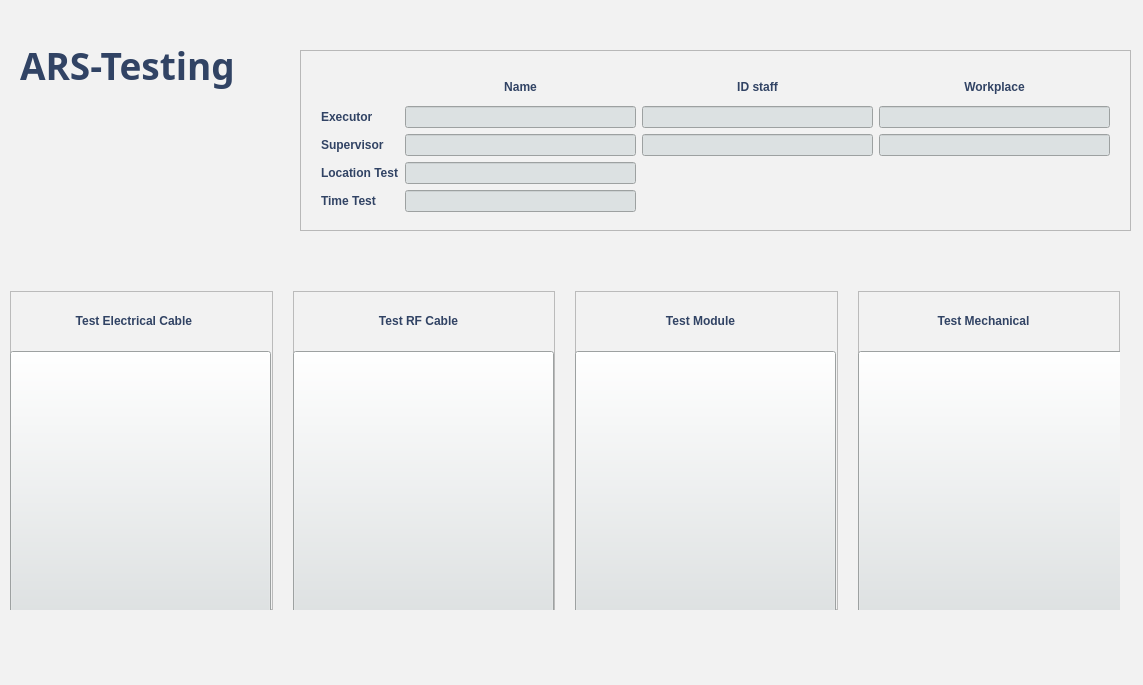
phandinhbacptit/ARS-Testing, file mainwindow.ui: the form before one commit.
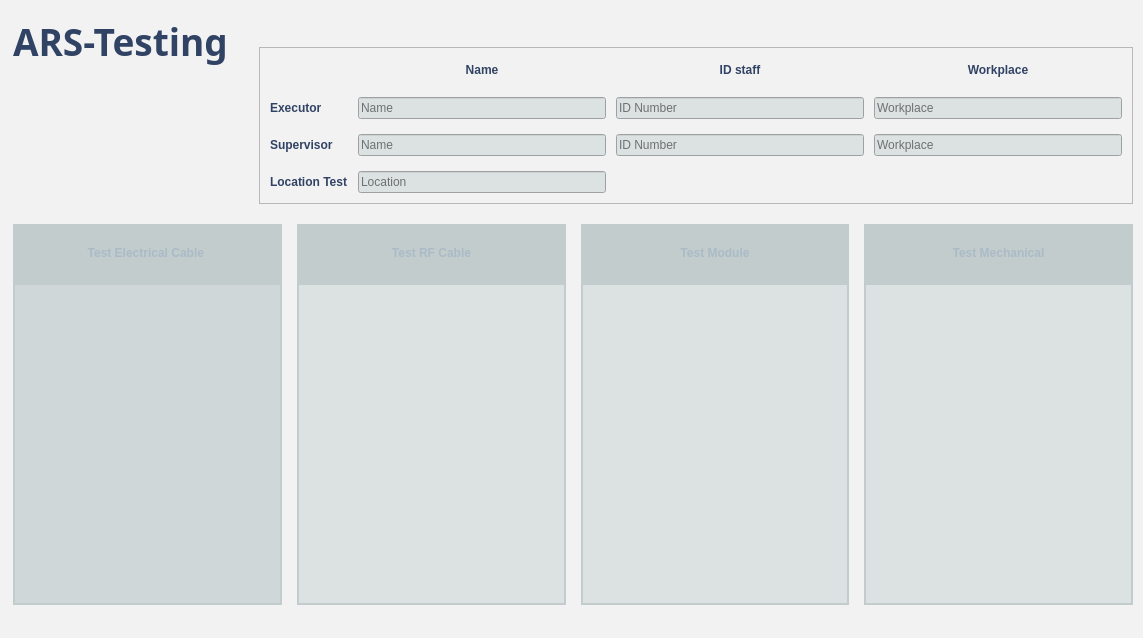
The form after the commit. Icons and pictures are not drawn.

Commit message: update function fill all data in header of main interface before start measurement

The edit to the form file:
```diff
--- a/mainwindow.ui
+++ b/mainwindow.ui
@@ -7,7 +7,7 @@
     <x>0</x>
     <y>0</y>
     <width>1143</width>
-    <height>685</height>
+    <height>638</height>
    </rect>
   </property>
   <property name="maximumSize">
@@ -29,322 +29,404 @@
    <string notr="true">background-color: rgb(242,242,242);</string>
   </property>
   <widget class="QWidget" name="centralWidget">
-   <widget class="QLabel" name="label">
-    <property name="geometry">
-     <rect>
-      <x>20</x>
-      <y>30</y>
-      <width>261</width>
-      <height>71</height>
-     </rect>
+   <layout class="QGridLayout" name="gridLayout_3" rowstretch="1,2,5">
+    <property name="leftMargin">
+     <number>2</number>
     </property>
-    <property name="font">
-     <font>
-      <family>Sans</family>
-      <pointsize>28</pointsize>
-      <weight>75</weight>
-      <italic>false</italic>
-      <bold>true</bold>
-     </font>
+    <property name="topMargin">
+     <number>5</number>
     </property>
-    <property name="styleSheet">
-     <string notr="true">color: rgb(49,67,100);
+    <property name="rightMargin">
+     <number>10</number>
+    </property>
+    <property name="bottomMargin">
+     <number>0</number>
+    </property>
+    <property name="spacing">
+     <number>20</number>
+    </property>
+    <item row="0" column="0" rowspan="2">
+     <widget class="QFrame" name="frame_7">
+      <property name="styleSheet">
+       <string notr="true">outline:none;
+border:none;</string>
+      </property>
+      <property name="frameShape">
+       <enum>QFrame::StyledPanel</enum>
+      </property>
+      <property name="frameShadow">
+       <enum>QFrame::Raised</enum>
+      </property>
+      <layout class="QGridLayout" name="gridLayout_2" rowstretch="1,3">
+       <item row="0" column="0">
+        <widget class="QLabel" name="label">
+         <property name="font">
+          <font>
+           <family>Sans</family>
+           <pointsize>28</pointsize>
+           <weight>75</weight>
+           <italic>false</italic>
+           <bold>true</bold>
+          </font>
+         </property>
+         <property name="styleSheet">
+          <string notr="true">color: rgb(49,67,100);
 font:28pt &quot;Sans&quot;;
 font:bold;
 background-color: none;</string>
-    </property>
-    <property name="text">
-     <string>ARS-Testing</string>
-    </property>
-   </widget>
-   <widget class="QFrame" name="frame">
-    <property name="geometry">
-     <rect>
-      <x>300</x>
-      <y>50</y>
-      <width>831</width>
-      <height>181</height>
-     </rect>
-    </property>
-    <property name="styleSheet">
-     <string notr="true">background-color: none;</string>
-    </property>
-    <property name="frameShape">
-     <enum>QFrame::StyledPanel</enum>
-    </property>
-    <property name="frameShadow">
-     <enum>QFrame::Raised</enum>
-    </property>
-    <widget class="QWidget" name="layoutWidget">
-     <property name="geometry">
-      <rect>
-       <x>10</x>
-       <y>12</y>
-       <width>811</width>
-       <height>161</height>
-      </rect>
-     </property>
-     <layout class="QGridLayout" name="gridLayout">
-      <item row="0" column="1">
-       <widget class="QLabel" name="label_6">
-        <property name="styleSheet">
-         <string notr="true">color: rgb(49,67,100);
+         </property>
+         <property name="text">
+          <string>ARS-Testing</string>
+         </property>
+        </widget>
+       </item>
+       <item row="1" column="0">
+        <widget class="QLabel" name="label_14">
+         <property name="styleSheet">
+          <string notr="true">border-image: url(&quot;:/Test/images/logo.png&quot;);</string>
+         </property>
+         <property name="text">
+          <string/>
+         </property>
+        </widget>
+       </item>
+      </layout>
+     </widget>
+    </item>
+    <item row="0" column="1" alignment="Qt::AlignRight">
+     <widget class="QPushButton" name="btnMainExit">
+      <property name="text">
+       <string/>
+      </property>
+      <property name="icon">
+       <iconset resource="resources.qrc">
+        <normaloff>:/Test/images/button/exit_icon.png</normaloff>:/Test/images/button/exit_icon.png</iconset>
+      </property>
+      <property name="iconSize">
+       <size>
+        <width>25</width>
+        <height>25</height>
+       </size>
+      </property>
+      <property name="flat">
+       <bool>true</bool>
+      </property>
+     </widget>
+    </item>
+    <item row="1" column="1">
+     <widget class="QFrame" name="frame">
+      <property name="styleSheet">
+       <string notr="true">background-color: none;</string>
+      </property>
+      <property name="frameShape">
+       <enum>QFrame::StyledPanel</enum>
+      </property>
+      <property name="frameShadow">
+       <enum>QFrame::Raised</enum>
+      </property>
+      <layout class="QGridLayout" name="gridLayout_4" rowstretch="1">
+       <property name="leftMargin">
+        <number>0</number>
+       </property>
+       <property name="topMargin">
+        <number>0</number>
+       </property>
+       <property name="rightMargin">
+        <number>0</number>
+       </property>
+       <property name="bottomMargin">
+        <number>0</number>
+       </property>
+       <item row="0" column="0">
+        <layout class="QGridLayout" name="gridLayout" rowstretch="1,2,2,2">
+         <property name="leftMargin">
+          <number>10</number>
+         </property>
+         <property name="topMargin">
+          <number>10</number>
+         </property>
+         <property name="rightMargin">
+          <number>10</number>
+         </property>
+         <property name="bottomMargin">
+          <number>10</number>
+         </property>
+         <property name="horizontalSpacing">
+          <number>10</number>
+         </property>
+         <property name="verticalSpacing">
+          <number>15</number>
+         </property>
+         <item row="1" column="1">
+          <widget class="QLineEdit" name="mLeNameExecutor">
+           <property name="styleSheet">
+            <string notr="true">background-color: rgb(220,225,226);</string>
+           </property>
+           <property name="text">
+            <string/>
+           </property>
+           <property name="placeholderText">
+            <string>Name</string>
+           </property>
+          </widget>
+         </item>
+         <item row="2" column="0">
+          <widget class="QLabel" name="label_3">
+           <property name="styleSheet">
+            <string notr="true">color: rgb(49,67,100);
 font: 11pt &quot;Sans&quot;;
 font:bold;
 background-color: none;</string>
-        </property>
-        <property name="text">
-         <string>Name</string>
-        </property>
-        <property name="alignment">
-         <set>Qt::AlignCenter</set>
-        </property>
-       </widget>
-      </item>
-      <item row="0" column="2">
-       <widget class="QLabel" name="label_7">
-        <property name="styleSheet">
-         <string notr="true">color: rgb(49,67,100);
+           </property>
+           <property name="text">
+            <string>Supervisor</string>
+           </property>
+           <property name="alignment">
+            <set>Qt::AlignLeading|Qt::AlignLeft|Qt::AlignVCenter</set>
+           </property>
+          </widget>
+         </item>
+         <item row="1" column="0">
+          <widget class="QLabel" name="label_2">
+           <property name="styleSheet">
+            <string notr="true">color: rgb(49,67,100);
 font: 11pt &quot;Sans&quot;;
 font:bold;
 background-color: none;</string>
-        </property>
-        <property name="text">
-         <string>ID staff</string>
-        </property>
-        <property name="alignment">
-         <set>Qt::AlignCenter</set>
-        </property>
-       </widget>
-      </item>
-      <item row="0" column="3">
-       <widget class="QLabel" name="label_8">
-        <property name="styleSheet">
-         <string notr="true">color: rgb(49,67,100);
+           </property>
+           <property name="text">
+            <string>Executor</string>
+           </property>
+           <property name="alignment">
+            <set>Qt::AlignLeading|Qt::AlignLeft|Qt::AlignVCenter</set>
+           </property>
+          </widget>
+         </item>
+         <item row="0" column="3">
+          <widget class="QLabel" name="label_8">
+           <property name="styleSheet">
+            <string notr="true">color: rgb(49,67,100);
 font: 11pt &quot;Sans&quot;;
 font:bold;
 background-color: none;</string>
-        </property>
-        <property name="text">
-         <string>Workplace</string>
-        </property>
-        <property name="alignment">
-         <set>Qt::AlignCenter</set>
-        </property>
-       </widget>
-      </item>
-      <item row="1" column="0">
-       <widget class="QLabel" name="label_2">
-        <property name="styleSheet">
-         <string notr="true">color: rgb(49,67,100);
+           </property>
+           <property name="text">
+            <string>Workplace</string>
+           </property>
+           <property name="alignment">
+            <set>Qt::AlignCenter</set>
+           </property>
+          </widget>
+         </item>
+         <item row="0" column="2">
+          <widget class="QLabel" name="label_7">
+           <property name="styleSheet">
+            <string notr="true">color: rgb(49,67,100);
 font: 11pt &quot;Sans&quot;;
 font:bold;
 background-color: none;</string>
-        </property>
-        <property name="text">
-         <string>Executor</string>
-        </property>
-        <property name="alignment">
-         <set>Qt::AlignLeading|Qt::AlignLeft|Qt::AlignVCenter</set>
-        </property>
-       </widget>
-      </item>
-      <item row="1" column="1">
-       <widget class="QLineEdit" name="mLeNameExecutor">
-        <property name="styleSheet">
-         <string notr="true">background-color: rgb(220,225,226);</string>
-        </property>
-        <property name="text">
-         <string/>
-        </property>
-       </widget>
-      </item>
-      <item row="1" column="2">
-       <widget class="QLineEdit" name="mLeIDExecutor">
-        <property name="styleSheet">
-         <string notr="true">background-color: rgb(220,225,226);</string>
-        </property>
-       </widget>
-      </item>
-      <item row="1" column="3">
-       <widget class="QLineEdit" name="mLeWorkExecutor">
-        <property name="styleSheet">
-         <string notr="true">background-color: rgb(220,225,226);</string>
-        </property>
-       </widget>
-      </item>
-      <item row="2" column="0">
-       <widget class="QLabel" name="label_3">
-        <property name="styleSheet">
-         <string notr="true">color: rgb(49,67,100);
+           </property>
+           <property name="text">
+            <string>ID staff</string>
+           </property>
+           <property name="alignment">
+            <set>Qt::AlignCenter</set>
+           </property>
+          </widget>
+         </item>
+         <item row="3" column="1">
+          <widget class="QLineEdit" name="mLeLocalTest">
+           <property name="styleSheet">
+            <string notr="true">background-color: rgb(220,225,226);</string>
+           </property>
+           <property name="placeholderText">
+            <string>Location</string>
+           </property>
+          </widget>
+         </item>
+         <item row="1" column="2">
+          <widget class="QLineEdit" name="mLeIDExecutor">
+           <property name="styleSheet">
+            <string notr="true">background-color: rgb(220,225,226);</string>
+           </property>
+           <property name="placeholderText">
+            <string>ID Number</string>
+           </property>
+          </widget>
+         </item>
+         <item row="3" column="0">
+          <widget class="QLabel" name="label_4">
+           <property name="styleSheet">
+            <string notr="true">color: rgb(49,67,100);
 font: 11pt &quot;Sans&quot;;
 font:bold;
 background-color: none;</string>
-        </property>
-        <property name="text">
-         <string>Supervisor</string>
-        </property>
-        <property name="alignment">
-         <set>Qt::AlignLeading|Qt::AlignLeft|Qt::AlignVCenter</set>
-        </property>
-       </widget>
-      </item>
-      <item row="2" column="1">
-       <widget class="QLineEdit" name="mLeNameSupervisor">
-        <property name="styleSheet">
-         <string notr="true">background-color: rgb(220,225,226);</string>
-        </property>
-       </widget>
-      </item>
-      <item row="2" column="2">
-       <widget class="QLineEdit" name="mLeIDSupervisor">
-        <property name="styleSheet">
-         <string notr="true">background-color: rgb(220,225,226);</string>
-        </property>
-       </widget>
-      </item>
-      <item row="2" column="3">
-       <widget class="QLineEdit" name="mLeWorkSupervisor">
-        <property name="styleSheet">
-         <string notr="true">background-color: rgb(220,225,226);</string>
-        </property>
-       </widget>
-      </item>
-      <item row="3" column="0">
-       <widget class="QLabel" name="label_4">
-        <property name="styleSheet">
-         <string notr="true">color: rgb(49,67,100);
+           </property>
+           <property name="text">
+            <string>Location Test</string>
+           </property>
+           <property name="alignment">
+            <set>Qt::AlignLeading|Qt::AlignLeft|Qt::AlignVCenter</set>
+           </property>
+          </widget>
+         </item>
+         <item row="2" column="3">
+          <widget class="QLineEdit" name="mLeWorkSupervisor">
+           <property name="styleSheet">
+            <string notr="true">background-color: rgb(220,225,226);</string>
+           </property>
+           <property name="placeholderText">
+            <string>Workplace </string>
+           </property>
+          </widget>
+         </item>
+         <item row="2" column="2">
+          <widget class="QLineEdit" name="mLeIDSupervisor">
+           <property name="styleSheet">
+            <string notr="true">background-color: rgb(220,225,226);</string>
+           </property>
+           <property name="placeholderText">
+            <string>ID Number</string>
+           </property>
+          </widget>
+         </item>
+         <item row="2" column="1">
+          <widget class="QLineEdit" name="mLeNameSupervisor">
+           <property name="styleSheet">
+            <string notr="true">background-color: rgb(220,225,226);</string>
+           </property>
+           <property name="placeholderText">
+            <string>Name</string>
+           </property>
+          </widget>
+         </item>
+         <item row="0" column="0">
+          <widget class="QLabel" name="label_9">
+           <property name="text">
+            <string/>
+           </property>
+          </widget>
+         </item>
+         <item row="1" column="3">
+          <widget class="QLineEdit" name="mLeWorkExecutor">
+           <property name="styleSheet">
+            <string notr="true">background-color: rgb(220,225,226);</string>
+           </property>
+           <property name="placeholderText">
+            <string>Workplace</string>
+           </property>
+          </widget>
+         </item>
+         <item row="0" column="1">
+          <widget class="QLabel" name="label_6">
+           <property name="styleSheet">
+            <string notr="true">color: rgb(49,67,100);
 font: 11pt &quot;Sans&quot;;
 font:bold;
 background-color: none;</string>
-        </property>
-        <property name="text">
-         <string>Location Test</string>
-        </property>
-        <property name="alignment">
-         <set>Qt::AlignLeading|Qt::AlignLeft|Qt::AlignVCenter</set>
-        </property>
-       </widget>
-      </item>
-      <item row="3" column="1">
-       <widget class="QLineEdit" name="mLeLocalTest">
-        <property name="styleSheet">
-         <string notr="true">background-color: rgb(220,225,226);</string>
-        </property>
-       </widget>
-      </item>
-      <item row="4" column="0">
-       <widget class="QLabel" name="label_5">
-        <property name="styleSheet">
-         <string notr="true">color: rgb(49,67,100);
-font: 11pt &quot;Sans&quot;;
-font:bold;
-background-color: none;</string>
-        </property>
-        <property name="text">
-         <string>Time Test</string>
-        </property>
-        <property name="alignment">
-         <set>Qt::AlignLeading|Qt::AlignLeft|Qt::AlignVCenter</set>
-        </property>
-       </widget>
-      </item>
-      <item row="4" column="1">
-       <widget class="QLineEdit" name="mLeTimeTest">
-        <property name="styleSheet">
-         <string notr="true">background-color: rgb(220,225,226);</string>
-        </property>
-       </widget>
-      </item>
-      <item row="0" column="0">
-       <widget class="QLabel" name="label_9">
-        <property name="text">
-         <string/>
-        </property>
-       </widget>
-      </item>
-     </layout>
-    </widget>
-   </widget>
-   <widget class="QLabel" name="label_14">
-    <property name="geometry">
-     <rect>
-      <x>60</x>
-      <y>120</y>
-      <width>171</width>
-      <height>91</height>
-     </rect>
-    </property>
-    <property name="styleSheet">
-     <string notr="true">border-image: url(&quot;:/Test/images/logo.png&quot;);</string>
-    </property>
-    <property name="text">
-     <string/>
-    </property>
-   </widget>
-   <widget class="QPushButton" name="btnMainExit">
-    <property name="geometry">
-     <rect>
-      <x>1090</x>
-      <y>4</y>
-      <width>51</width>
-      <height>31</height>
-     </rect>
-    </property>
-    <property name="text">
-     <string/>
-    </property>
-    <property name="icon">
-     <iconset resource="resources.qrc">
-      <normaloff>:/Test/images/button/exit_icon.png</normaloff>:/Test/images/button/exit_icon.png</iconset>
-    </property>
-    <property name="iconSize">
-     <size>
-      <width>25</width>
-      <height>25</height>
-     </size>
-    </property>
-    <property name="flat">
-     <bool>true</bool>
-    </property>
-   </widget>
-   <widget class="QWidget" name="layoutWidget">
-    <property name="geometry">
-     <rect>
-      <x>10</x>
-      <y>280</y>
-      <width>1121</width>
-      <height>341</height>
-     </rect>
-    </property>
-    <layout class="QHBoxLayout" name="horizontalLayout">
-     <property name="spacing">
-      <number>20</number>
-     </property>
-     <property name="leftMargin">
-      <number>0</number>
-     </property>
-     <item>
-      <widget class="QFrame" name="frame_2">
-       <property name="frameShape">
-        <enum>QFrame::StyledPanel</enum>
+           </property>
+           <property name="text">
+            <string>Name</string>
+           </property>
+           <property name="alignment">
+            <set>Qt::AlignCenter</set>
+           </property>
+          </widget>
+         </item>
+        </layout>
+       </item>
+      </layout>
+     </widget>
+    </item>
+    <item row="2" column="0" colspan="2">
+     <widget class="QFrame" name="frame_6">
+      <property name="styleSheet">
+       <string notr="true">outline: none;
+border:none;</string>
+      </property>
+      <property name="frameShape">
+       <enum>QFrame::StyledPanel</enum>
+      </property>
+      <property name="frameShadow">
+       <enum>QFrame::Raised</enum>
+      </property>
+      <layout class="QGridLayout" name="gridLayout_5">
+       <property name="topMargin">
+        <number>0</number>
        </property>
-       <property name="frameShadow">
-        <enum>QFrame::Raised</enum>
+       <property name="rightMargin">
+        <number>0</number>
        </property>
-       <widget class="QPushButton" name="mBtCableTest">
-        <property name="geometry">
-         <rect>
-          <x>0</x>
-          <y>60</y>
-          <width>261</width>
-          <height>281</height>
-         </rect>
-        </property>
-        <property name="styleSheet">
-         <string notr="true">QPushButton
+       <property name="horizontalSpacing">
+        <number>50</number>
+       </property>
+       <property name="verticalSpacing">
+        <number>10</number>
+       </property>
+       <item row="0" column="0">
+        <layout class="QGridLayout" name="gridLayout_7">
+         <property name="leftMargin">
+          <number>0</number>
+         </property>
+         <property name="horizontalSpacing">
+          <number>15</number>
+         </property>
+         <item row="0" column="0">
+          <widget class="QFrame" name="frame_2">
+           <property name="styleSheet">
+            <string notr="true">background-color: rgba(194,204,205);
+border: 10px;</string>
+           </property>
+           <property name="frameShape">
+            <enum>QFrame::StyledPanel</enum>
+           </property>
+           <property name="frameShadow">
+            <enum>QFrame::Raised</enum>
+           </property>
+           <layout class="QGridLayout" name="gridLayout_6" rowstretch="2,12">
+            <property name="leftMargin">
+             <number>2</number>
+            </property>
+            <property name="topMargin">
+             <number>2</number>
+            </property>
+            <property name="rightMargin">
+             <number>2</number>
+            </property>
+            <property name="bottomMargin">
+             <number>2</number>
+            </property>
+            <item row="0" column="0">
+             <widget class="QLabel" name="mlElectricCable">
+              <property name="styleSheet">
+               <string notr="true">color: rgb(170, 186, 198);
+font: 14pt &quot;Sans&quot;;
+font:bold;
+background-color: none;</string>
+              </property>
+              <property name="text">
+               <string>Test Electrical Cable </string>
+              </property>
+              <property name="alignment">
+               <set>Qt::AlignCenter</set>
+              </property>
+             </widget>
+            </item>
+            <item row="1" column="0">
+             <widget class="QPushButton" name="mBtCableTest">
+              <property name="enabled">
+               <bool>true</bool>
+              </property>
+              <property name="sizePolicy">
+               <sizepolicy hsizetype="Minimum" vsizetype="Preferred">
+                <horstretch>0</horstretch>
+                <verstretch>0</verstretch>
+               </sizepolicy>
+              </property>
+              <property name="styleSheet">
+               <string notr="true">QPushButton
 {
-background-color: rgba(220,225,226, 255);
+background-color: rgba(207,215,216, 255);
 outline: none;
 color: rgb(49,67,100);
 font: 11pt &quot;Sans&quot;;
@@ -355,54 +437,69 @@
 {
    background-color:rgba(176,188,189);
 }</string>
-        </property>
-        <property name="text">
-         <string/>
-        </property>
-       </widget>
-       <widget class="QLabel" name="label_10">
-        <property name="geometry">
-         <rect>
-          <x>10</x>
-          <y>20</y>
-          <width>231</width>
-          <height>20</height>
-         </rect>
-        </property>
-        <property name="styleSheet">
-         <string notr="true">color: rgb(49,67,100);
+              </property>
+              <property name="text">
+               <string/>
+              </property>
+             </widget>
+            </item>
+           </layout>
+          </widget>
+         </item>
+         <item row="0" column="1">
+          <widget class="QFrame" name="frame_3">
+           <property name="styleSheet">
+            <string notr="true">background-color: rgba(194,204,205);
+</string>
+           </property>
+           <property name="frameShape">
+            <enum>QFrame::StyledPanel</enum>
+           </property>
+           <property name="frameShadow">
+            <enum>QFrame::Raised</enum>
+           </property>
+           <layout class="QGridLayout" name="gridLayout_8" rowstretch="2,12">
+            <property name="leftMargin">
+             <number>2</number>
+            </property>
+            <property name="topMargin">
+             <number>2</number>
+            </property>
+            <property name="rightMargin">
+             <number>2</number>
+            </property>
+            <property name="bottomMargin">
+             <number>2</number>
+            </property>
+            <item row="0" column="0">
+             <widget class="QLabel" name="mlRfCable">
+              <property name="styleSheet">
+               <string notr="true">color: rgb(170, 186, 198);
 font: 14pt &quot;Sans&quot;;
 font:bold;
 background-color: none;</string>
-        </property>
-        <property name="text">
-         <string>Test Electrical Cable </string>
-        </property>
-        <property name="alignment">
-         <set>Qt::AlignCenter</set>
-        </property>
-       </widget>
-      </widget>
-     </item>
-     <item>
-      <widget class="QFrame" name="frame_3">
-       <property name="frameShape">
-        <enum>QFrame::StyledPanel</enum>
-       </property>
-       <property name="frameShadow">
-        <enum>QFrame::Raised</enum>
-       </property>
-       <widget class="QPushButton" name="mBtRfTest">
-        <property name="geometry">
-         <rect>
-          <x>0</x>
-          <y>60</y>
-          <width>261</width>
-          <height>281</height>
-         </rect>
-        </property>
-        <property name="styleSheet">
-         <string notr="true">QPushButton
+              </property>
+              <property name="text">
+               <string>Test RF Cable</string>
+              </property>
+              <property name="alignment">
+               <set>Qt::AlignCenter</set>
+              </property>
+             </widget>
+            </item>
+            <item row="1" column="0">
+             <widget class="QPushButton" name="mBtRfTest">
+              <property name="enabled">
+               <bool>true</bool>
+              </property>
+              <property name="sizePolicy">
+               <sizepolicy hsizetype="Minimum" vsizetype="Preferred">
+                <horstretch>0</horstretch>
+                <verstretch>0</verstretch>
+               </sizepolicy>
+              </property>
+              <property name="styleSheet">
+               <string notr="true">QPushButton
 {
 background-color: rgb(220,225,226);
 outline: none;
@@ -415,54 +512,69 @@
 {
    background-color:rgba(176,188,189);
 }</string>
-        </property>
-        <property name="text">
-         <string/>
-        </property>
-       </widget>
-       <widget class="QLabel" name="label_11">
-        <property name="geometry">
-         <rect>
-          <x>40</x>
-          <y>20</y>
-          <width>171</width>
-          <height>20</height>
-         </rect>
-        </property>
-        <property name="styleSheet">
-         <string notr="true">color: rgb(49,67,100);
+              </property>
+              <property name="text">
+               <string/>
+              </property>
+             </widget>
+            </item>
+           </layout>
+          </widget>
+         </item>
+         <item row="0" column="2">
+          <widget class="QFrame" name="frame_4">
+           <property name="styleSheet">
+            <string notr="true">background-color: rgba(194,204,205);
+</string>
+           </property>
+           <property name="frameShape">
+            <enum>QFrame::StyledPanel</enum>
+           </property>
+           <property name="frameShadow">
+            <enum>QFrame::Raised</enum>
+           </property>
+           <layout class="QGridLayout" name="gridLayout_9" rowstretch="2,12">
+            <property name="leftMargin">
+             <number>2</number>
+            </property>
+            <property name="topMargin">
+             <number>2</number>
+            </property>
+            <property name="rightMargin">
+             <number>2</number>
+            </property>
+            <property name="bottomMargin">
+             <number>2</number>
+            </property>
+            <item row="0" column="0">
+             <widget class="QLabel" name="mlModule">
+              <property name="styleSheet">
+               <string notr="true">color: rgb(170, 186, 198);
 font: 14pt &quot;Sans&quot;;
 font:bold;
 background-color: none;</string>
-        </property>
-        <property name="text">
-         <string>Test RF Cable</string>
-        </property>
-        <property name="alignment">
-         <set>Qt::AlignCenter</set>
-        </property>
-       </widget>
-      </widget>
-     </item>
-     <item>
-      <widget class="QFrame" name="frame_4">
-       <property name="frameShape">
-        <enum>QFrame::StyledPanel</enum>
-       </property>
-       <property name="frameShadow">
-        <enum>QFrame::Raised</enum>
-       </property>
-       <widget class="QPushButton" name="mBtModuleTest">
-        <property name="geometry">
-         <rect>
-          <x>0</x>
-          <y>60</y>
-          <width>261</width>
-          <height>281</height>
-         </rect>
-        </property>
-        <property name="styleSheet">
-         <string notr="true">QPushButton
+              </property>
+              <property name="text">
+               <string>Test Module</string>
+              </property>
+              <property name="alignment">
+               <set>Qt::AlignCenter</set>
+              </property>
+             </widget>
+            </item>
+            <item row="1" column="0">
+             <widget class="QPushButton" name="mBtModuleTest">
+              <property name="enabled">
+               <bool>true</bool>
+              </property>
+              <property name="sizePolicy">
+               <sizepolicy hsizetype="Minimum" vsizetype="Preferred">
+                <horstretch>0</horstretch>
+                <verstretch>0</verstretch>
+               </sizepolicy>
+              </property>
+              <property name="styleSheet">
+               <string notr="true">QPushButton
 {
 background-color: rgb(220,225,226);
 outline: none;
@@ -476,54 +588,69 @@
    background-color:rgba(176,188,189);
 }
 </string>
-        </property>
-        <property name="text">
-         <string/>
-        </property>
-       </widget>
-       <widget class="QLabel" name="label_12">
-        <property name="geometry">
-         <rect>
-          <x>40</x>
-          <y>20</y>
-          <width>171</width>
-          <height>20</height>
-         </rect>
-        </property>
-        <property name="styleSheet">
-         <string notr="true">color: rgb(49,67,100);
+              </property>
+              <property name="text">
+               <string/>
+              </property>
+             </widget>
+            </item>
+           </layout>
+          </widget>
+         </item>
+         <item row="0" column="3">
+          <widget class="QFrame" name="frame_5">
+           <property name="styleSheet">
+            <string notr="true">background-color: rgba(194,204,205);
+</string>
+           </property>
+           <property name="frameShape">
+            <enum>QFrame::StyledPanel</enum>
+           </property>
+           <property name="frameShadow">
+            <enum>QFrame::Raised</enum>
+           </property>
+           <layout class="QGridLayout" name="gridLayout_10" rowstretch="2,12">
+            <property name="leftMargin">
+             <number>2</number>
+            </property>
+            <property name="topMargin">
+             <number>2</number>
+            </property>
+            <property name="rightMargin">
+             <number>2</number>
+            </property>
+            <property name="bottomMargin">
+             <number>2</number>
+            </property>
+            <item row="0" column="0">
+             <widget class="QLabel" name="mlMechanical">
+              <property name="styleSheet">
+               <string notr="true">color: rgb(170, 186, 198);
 font: 14pt &quot;Sans&quot;;
 font:bold;
 background-color: none;</string>
-        </property>
-        <property name="text">
-         <string>Test Module</string>
-        </property>
-        <property name="alignment">
-         <set>Qt::AlignCenter</set>
-        </property>
-       </widget>
-      </widget>
-     </item>
-     <item>
-      <widget class="QFrame" name="frame_5">
-       <property name="frameShape">
-        <enum>QFrame::StyledPanel</enum>
-       </property>
-       <property name="frameShadow">
-        <enum>QFrame::Raised</enum>
-       </property>
-       <widget class="QPushButton" name="mBtMechanicalTest">
-        <property name="geometry">
-         <rect>
-          <x>0</x>
-          <y>60</y>
-          <width>271</width>
-          <height>281</height>
-         </rect>
-        </property>
-        <property name="styleSheet">
-         <string notr="true">QPushButton
+              </property>
+              <property name="text">
+               <string>Test Mechanical</string>
+              </property>
+              <property name="alignment">
+               <set>Qt::AlignCenter</set>
+              </property>
+             </widget>
+            </item>
+            <item row="1" column="0">
+             <widget class="QPushButton" name="mBtMechanicalTest">
+              <property name="enabled">
+               <bool>true</bool>
+              </property>
+              <property name="sizePolicy">
+               <sizepolicy hsizetype="Minimum" vsizetype="Preferred">
+                <horstretch>0</horstretch>
+                <verstretch>0</verstretch>
+               </sizepolicy>
+              </property>
+              <property name="styleSheet">
+               <string notr="true">QPushButton
 {
 background-color: rgb(220,225,226);
 outline: none;
@@ -536,37 +663,25 @@
 {
    background-color:rgba(176,188,189);
 }</string>
-        </property>
-        <property name="text">
-         <string/>
-        </property>
-       </widget>
-       <widget class="QLabel" name="label_13">
-        <property name="geometry">
-         <rect>
-          <x>40</x>
-          <y>20</y>
-          <width>171</width>
-          <height>20</height>
-         </rect>
-        </property>
-        <property name="styleSheet">
-         <string notr="true">color: rgb(49,67,100);
-font: 14pt &quot;Sans&quot;;
-font:bold;
-background-color: none;</string>
-        </property>
-        <property name="text">
-         <string>Test Mechanical</string>
-        </property>
-        <property name="alignment">
-         <set>Qt::AlignCenter</set>
-        </property>
-       </widget>
-      </widget>
-     </item>
-    </layout>
-   </widget>
+              </property>
+              <property name="text">
+               <string/>
+              </property>
+             </widget>
+            </item>
+           </layout>
+          </widget>
+         </item>
+        </layout>
+       </item>
+      </layout>
+     </widget>
+    </item>
+   </layout>
+   <zorder>frame_7</zorder>
+   <zorder>frame_6</zorder>
+   <zorder>frame</zorder>
+   <zorder>btnMainExit</zorder>
   </widget>
   <widget class="QStatusBar" name="statusBar"/>
  </widget>
```
Left out of the diff: 8 changed lines with no effect on the pictures. The commit also changes 16 other files.
